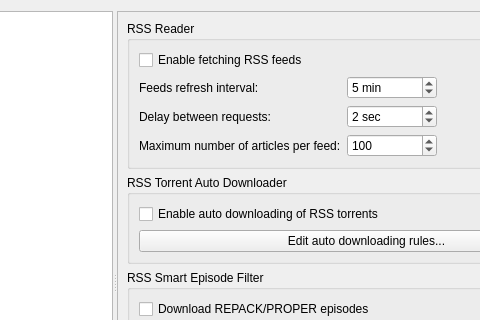
The window that src/gui/optionsdialog.ui (qbittorrent/qBittorrent) describes before a commit, drawn with Qt 5; both pictures show x 152 to 632 and y 0 to 320 of the 779 by 591 pixel window.
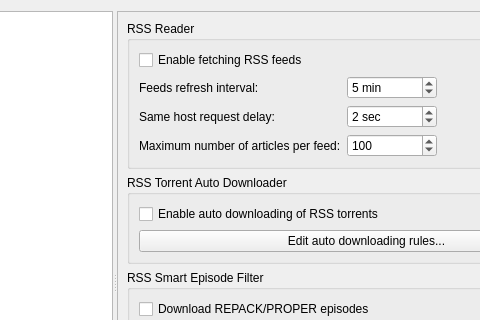
The same window after the commit. The open tabs and pages were chosen to show the change. Custom widgets are drawn as their Qt base class.

Commit message: Rename gui label for rss fetch delay

```diff
--- a/src/gui/optionsdialog.ui
+++ b/src/gui/optionsdialog.ui
@@ -3170,7 +3170,7 @@
                  <item row="1" column="0">
                   <widget class="QLabel" name="label_rss_fetch_delay">
                    <property name="text">
-                    <string>Delay between requests:</string>
+                    <string>Same host request delay:</string>
                    </property>
                   </widget>
                  </item>
```
